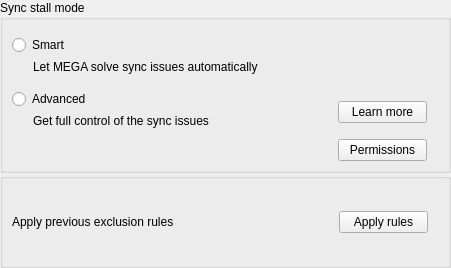
First picture: the form in src/MEGASync/gui/ui/SyncStallModeSelector.ui, repository meganz/MEGAsync, before the edit.
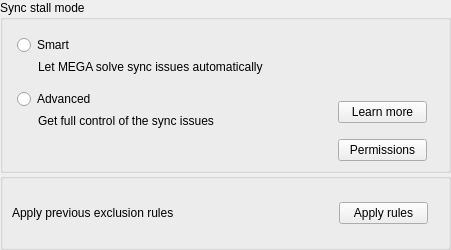
Second picture: the form after the edit.

Commit message: SNC-4919: Adjust device center design.

Diff of the .ui file:
```diff
--- a/src/MEGASync/gui/ui/SyncStallModeSelector.ui
+++ b/src/MEGASync/gui/ui/SyncStallModeSelector.ui
@@ -7,13 +7,13 @@
     <x>0</x>
     <y>0</y>
     <width>451</width>
-    <height>268</height>
+    <height>250</height>
    </rect>
   </property>
   <property name="minimumSize">
    <size>
     <width>0</width>
-    <height>268</height>
+    <height>250</height>
    </size>
   </property>
   <property name="maximumSize">
@@ -71,7 +71,7 @@
             <number>5</number>
            </property>
            <property name="leftMargin">
-            <number>0</number>
+            <number>5</number>
            </property>
            <property name="topMargin">
             <number>5</number>
@@ -282,9 +282,15 @@
       <string notr="true">mega</string>
      </property>
      <layout class="QHBoxLayout" name="horizontalLayout_3">
+      <property name="topMargin">
+       <number>0</number>
+      </property>
       <property name="rightMargin">
        <number>20</number>
       </property>
+      <property name="bottomMargin">
+       <number>0</number>
+      </property>
       <item>
        <widget class="QLabel" name="label">
         <property name="text">
```
